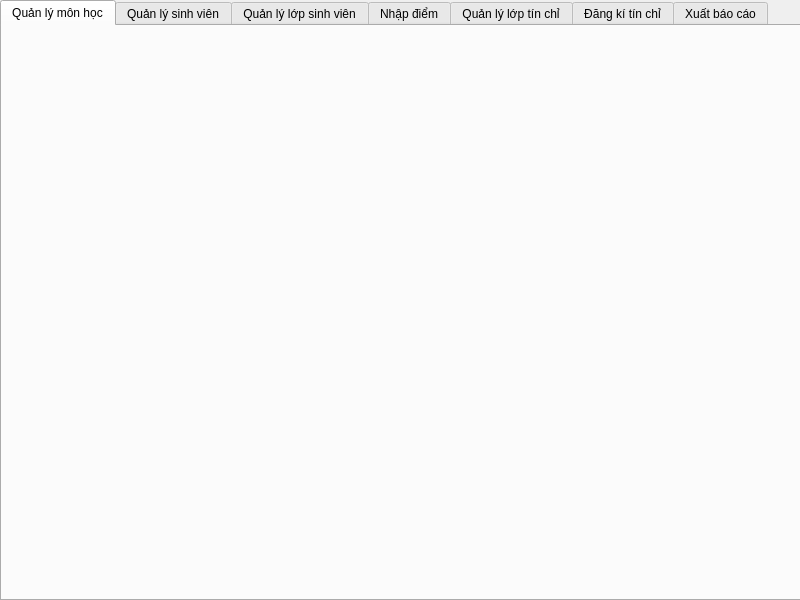
First picture: the form in TestQT/mainwindow.ui, repository QuyenNDD/CTDL-GT, before the edit.
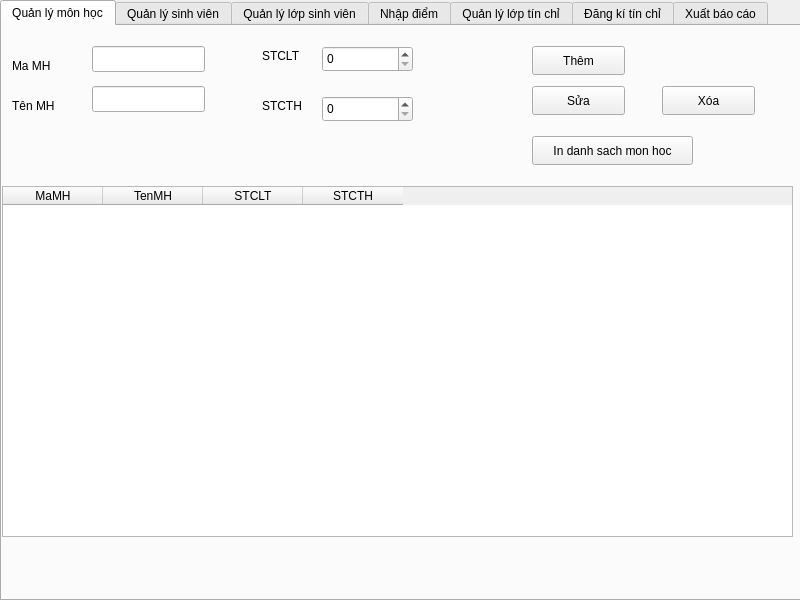
Second picture: the form after the edit. The open tabs and pages were chosen to show the change.

Patch:
```diff
--- a/TestQT/mainwindow.ui
+++ b/TestQT/mainwindow.ui
@@ -30,6 +30,215 @@
      <attribute name="title">
       <string>Quản lý môn học</string>
      </attribute>
+     <widget class="QWidget" name="widget_3" native="true">
+      <property name="geometry">
+       <rect>
+        <x>0</x>
+        <y>0</y>
+        <width>791</width>
+        <height>151</height>
+       </rect>
+      </property>
+      <widget class="QLineEdit" name="lineMaMH">
+       <property name="geometry">
+        <rect>
+         <x>90</x>
+         <y>20</y>
+         <width>113</width>
+         <height>26</height>
+        </rect>
+       </property>
+       <property name="inputMask">
+        <string/>
+       </property>
+      </widget>
+      <widget class="QLabel" name="label_6">
+       <property name="geometry">
+        <rect>
+         <x>10</x>
+         <y>30</y>
+         <width>63</width>
+         <height>20</height>
+        </rect>
+       </property>
+       <property name="text">
+        <string>Ma MH</string>
+       </property>
+      </widget>
+      <widget class="QLabel" name="label_7">
+       <property name="geometry">
+        <rect>
+         <x>10</x>
+         <y>70</y>
+         <width>63</width>
+         <height>20</height>
+        </rect>
+       </property>
+       <property name="text">
+        <string>Tên MH</string>
+       </property>
+      </widget>
+      <widget class="QLabel" name="label_8">
+       <property name="geometry">
+        <rect>
+         <x>260</x>
+         <y>20</y>
+         <width>63</width>
+         <height>20</height>
+        </rect>
+       </property>
+       <property name="text">
+        <string>STCLT</string>
+       </property>
+      </widget>
+      <widget class="QLabel" name="label_9">
+       <property name="geometry">
+        <rect>
+         <x>260</x>
+         <y>70</y>
+         <width>63</width>
+         <height>20</height>
+        </rect>
+       </property>
+       <property name="text">
+        <string>STCTH</string>
+       </property>
+      </widget>
+      <widget class="QLineEdit" name="lineTenMH">
+       <property name="geometry">
+        <rect>
+         <x>90</x>
+         <y>60</y>
+         <width>113</width>
+         <height>26</height>
+        </rect>
+       </property>
+      </widget>
+      <widget class="QPushButton" name="btnThemMH">
+       <property name="geometry">
+        <rect>
+         <x>530</x>
+         <y>20</y>
+         <width>93</width>
+         <height>29</height>
+        </rect>
+       </property>
+       <property name="text">
+        <string>Thêm</string>
+       </property>
+      </widget>
+      <widget class="QPushButton" name="btnSuaMH">
+       <property name="geometry">
+        <rect>
+         <x>530</x>
+         <y>60</y>
+         <width>93</width>
+         <height>29</height>
+        </rect>
+       </property>
+       <property name="text">
+        <string>Sửa</string>
+       </property>
+      </widget>
+      <widget class="QPushButton" name="btnXoaMH">
+       <property name="geometry">
+        <rect>
+         <x>660</x>
+         <y>60</y>
+         <width>93</width>
+         <height>29</height>
+        </rect>
+       </property>
+       <property name="text">
+        <string>Xóa</string>
+       </property>
+      </widget>
+      <widget class="QSpinBox" name="spinBox_STCLT">
+       <property name="geometry">
+        <rect>
+         <x>320</x>
+         <y>20</y>
+         <width>91</width>
+         <height>26</height>
+        </rect>
+       </property>
+      </widget>
+      <widget class="QSpinBox" name="spinBox_STCTH">
+       <property name="geometry">
+        <rect>
+         <x>320</x>
+         <y>70</y>
+         <width>91</width>
+         <height>26</height>
+        </rect>
+       </property>
+      </widget>
+      <widget class="QPushButton" name="pushButton">
+       <property name="geometry">
+        <rect>
+         <x>530</x>
+         <y>110</y>
+         <width>161</width>
+         <height>29</height>
+        </rect>
+       </property>
+       <property name="text">
+        <string>In danh sach mon hoc</string>
+       </property>
+      </widget>
+     </widget>
+     <widget class="QWidget" name="widget_4" native="true">
+      <property name="geometry">
+       <rect>
+        <x>0</x>
+        <y>160</y>
+        <width>791</width>
+        <height>351</height>
+       </rect>
+      </property>
+      <widget class="QTableWidget" name="tblMH">
+       <property name="geometry">
+        <rect>
+         <x>0</x>
+         <y>0</y>
+         <width>791</width>
+         <height>351</height>
+        </rect>
+       </property>
+       <property name="maximumSize">
+        <size>
+         <width>791</width>
+         <height>16777215</height>
+        </size>
+       </property>
+       <column>
+        <property name="text">
+         <string>MaMH</string>
+        </property>
+        <property name="font">
+         <font>
+          <pointsize>9</pointsize>
+          <bold>false</bold>
+         </font>
+        </property>
+       </column>
+       <column>
+        <property name="text">
+         <string>TenMH</string>
+        </property>
+       </column>
+       <column>
+        <property name="text">
+         <string>STCLT</string>
+        </property>
+       </column>
+       <column>
+        <property name="text">
+         <string>STCTH</string>
+        </property>
+       </column>
+      </widget>
+     </widget>
     </widget>
     <widget class="QWidget" name="tabQLSV">
      <attribute name="title">
```
Left out of the diff: 2 changed lines with no effect on the pictures.
